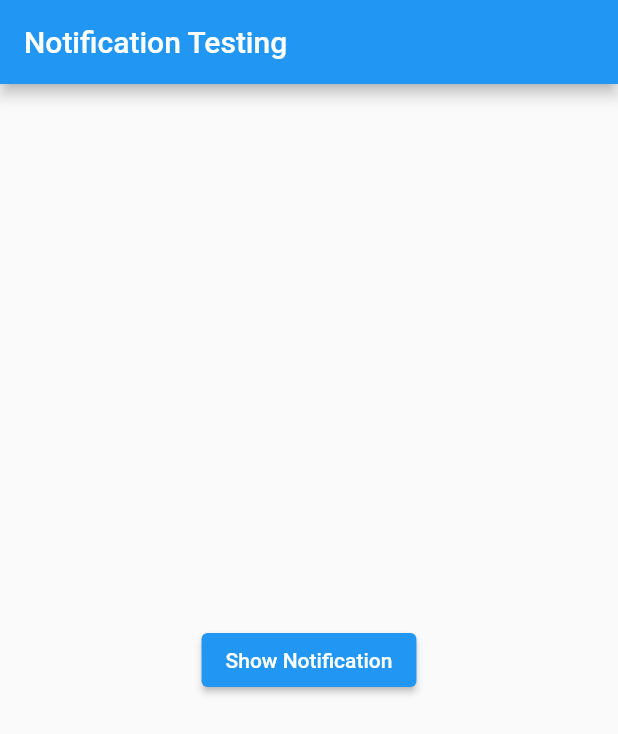
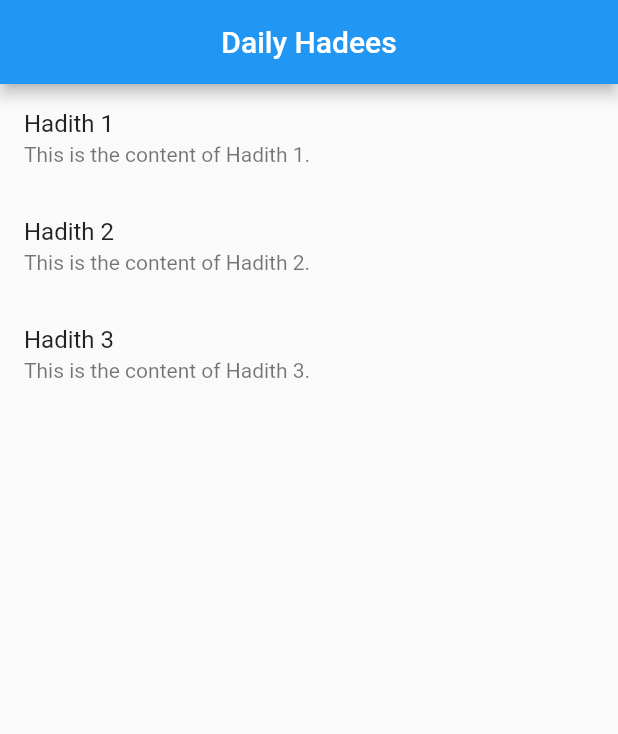
Before and after one commit to BasharatSahito/Daily-Hadith-App, a Flutter app: the screen it shows after launch, on a phone screen of 412 x 824 dp. Shown: the top 734 px of the screen. Run offline on Flutter 3.47's test engine with Material 2 defaults, Android fonts, the phone set to English and light mode, and no system bars; our stand-ins replace flutter_local_notifications, timezone.

Commit message:
flutter local notification plugin working fine and added JSON text file and Model

```diff
--- /dev/null
+++ b/assets/hadiths.json
@@ -0,0 +1,17 @@
+[
+    {
+        "id": 1,
+        "title": "Hadith 1",
+        "content": "This is the content of Hadith 1."
+    },
+    {
+        "id": 2,
+        "title": "Hadith 2",
+        "content": "This is the content of Hadith 2."
+    },
+    {
+        "id": 3,
+        "title": "Hadith 3",
+        "content": "This is the content of Hadith 3."
+    }
+]
--- /dev/null
+++ b/lib/Models/hadithmodel.dart
@@ -0,0 +1,21 @@
+class HadithModel {
+  int? id;
+  String? title;
+  String? content;
+
+  HadithModel({this.id, this.title, this.content});
+
+  HadithModel.fromJson(Map<String, dynamic> json) {
+    id = json['id'];
+    title = json['title'];
+    content = json['content'];
+  }
+
+  Map<String, dynamic> toJson() {
+    final Map<String, dynamic> data = new Map<String, dynamic>();
+    data['id'] = this.id;
+    data['title'] = this.title;
+    data['content'] = this.content;
+    return data;
+  }
+}
--- a/lib/main.dart
+++ b/lib/main.dart
@@ -10,7 +10,7 @@ class MyApp extends StatelessWidget {
 
   @override
   Widget build(BuildContext context) {
-    return const MaterialApp(
+    return MaterialApp(
       title: 'Daily Hadees',
       home: HomePage(),
     );
--- a/lib/pages/homepage.dart
+++ b/lib/pages/homepage.dart
@@ -1,7 +1,9 @@
-import 'dart:async';
+import 'dart:convert';
 
+import 'package:daily_hadees_app/Models/hadithmodel.dart';
 import 'package:daily_hadees_app/services/notification_service.dart';
 import 'package:flutter/material.dart';
+import 'package:flutter/services.dart';
 
 class HomePage extends StatefulWidget {
   const HomePage({super.key});
@@ -17,39 +19,44 @@ class _HomePageState extends State<HomePage> {
   void initState() {
     super.initState();
     notificationService.initializeNotifications();
+    getHadith();
+  }
+
+  List<HadithModel> hadithList = [];
+
+  Future<void> getHadith() async {
+    try {
+      String jsonString = await rootBundle.loadString("assets/hadiths.json");
+      List<dynamic> jsonResponse = jsonDecode(jsonString);
+      List<HadithModel> loadedHadith = jsonResponse
+          .map((dynamic data) => HadithModel.fromJson(data))
+          .toList();
+      setState(() {
+        hadithList = loadedHadith;
+      });
+    } catch (e) {
+      debugPrint("Error Loading Data ${e.toString()}");
+    }
   }
 
   @override
   Widget build(BuildContext context) {
     return Scaffold(
       appBar: AppBar(
-        title: const Text("Notification Testing"),
+        title: const Text("Daily Hadees"),
+        centerTitle: true,
       ),
-      body: Center(
-        child: Column(
-          mainAxisAlignment: MainAxisAlignment.center,
-          crossAxisAlignment: CrossAxisAlignment.center,
-          children: [
-            ElevatedButton(
-                onPressed: () {
-                  Timer.periodic(const Duration(seconds: 3), (timer) {
-                    notificationService.showNotifications("Test Notification",
-                        "This is a First Test Notitifcation");
-                  });
-                },
-                child: const Text("Show Notification")),
-            // ElevatedButton(
-            //     onPressed: () {
-            //       notificationService.scheduleNotifications(
-            //         "Test",
-            //         "This is a body Test Notitifcation",
-            //         DateTime.now().add(const Duration(seconds: 3)),
-            //       );
-            //     },
-            //     child: const Text("Schedule Notification")),
-          ],
-        ),
-      ),
+      body: hadithList.isEmpty
+          ? const Center(child: CircularProgressIndicator())
+          : ListView.builder(
+              itemCount: hadithList.length,
+              itemBuilder: (context, index) {
+                return ListTile(
+                  title: Text(hadithList[index].title ?? "No Title"),
+                  subtitle: Text(hadithList[index].content ?? "No Content"),
+                );
+              },
+            ),
     );
   }
 }
--- a/pubspec.yaml
+++ b/pubspec.yaml
@@ -55,8 +55,8 @@ flutter:
   # the material Icons class.
   uses-material-design: true
   # To add assets to your application, add an assets section, like this:
-  # assets:
-  #   - images/a_dot_burr.jpeg
+  assets:
+    - assets/
   #   - images/a_dot_ham.jpeg
   # An image asset can refer to one or more resolution-specific "variants", see
   # https://flutter.dev/assets-and-images/#resolution-aware
```
Also changed, not shown: lib/services/notification_service.dart (+47 -14 lines), 3 other files.
